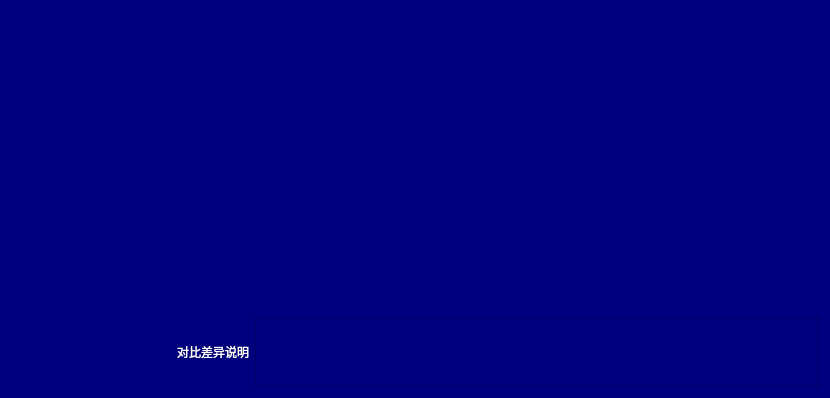
This is history_page.ui in LiYangDoYourself/keypoints_diff as Qt 5 draws it before an edit. The edited form follows.
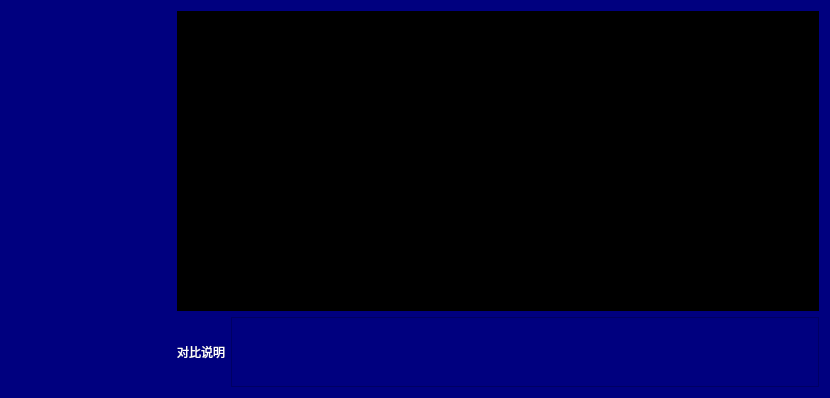
This is the edited form.

What changed in the file:
```diff
--- a/history_page.ui
+++ b/history_page.ui
@@ -31,7 +31,11 @@
      <item>
       <layout class="QVBoxLayout" name="verticalLayout_2">
        <item>
-        <widget class="QWidget" name="widget" native="true"/>
+        <widget class="QWidget" name="widget" native="true">
+         <property name="styleSheet">
+          <string notr="true">background-color: rgb(0, 0, 0);</string>
+         </property>
+        </widget>
        </item>
       </layout>
      </item>
@@ -40,7 +44,7 @@
        <item>
         <widget class="QLabel" name="label_2">
          <property name="text">
-          <string>对比差异说明</string>
+          <string>对比说明</string>
          </property>
         </widget>
        </item>
```
